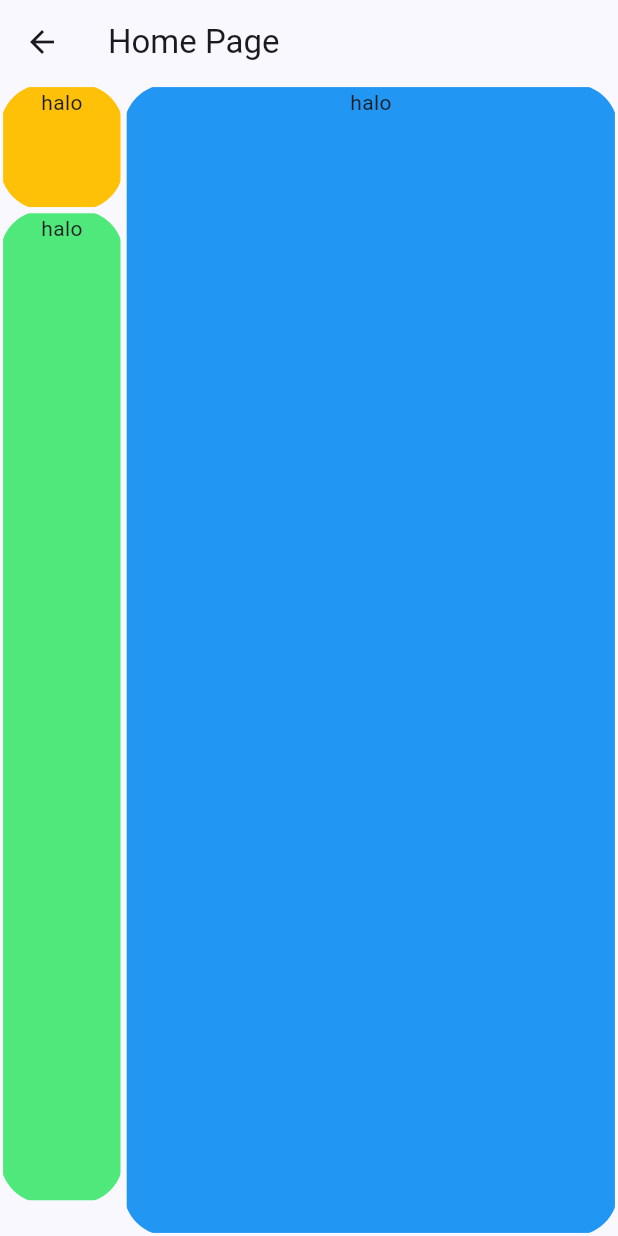
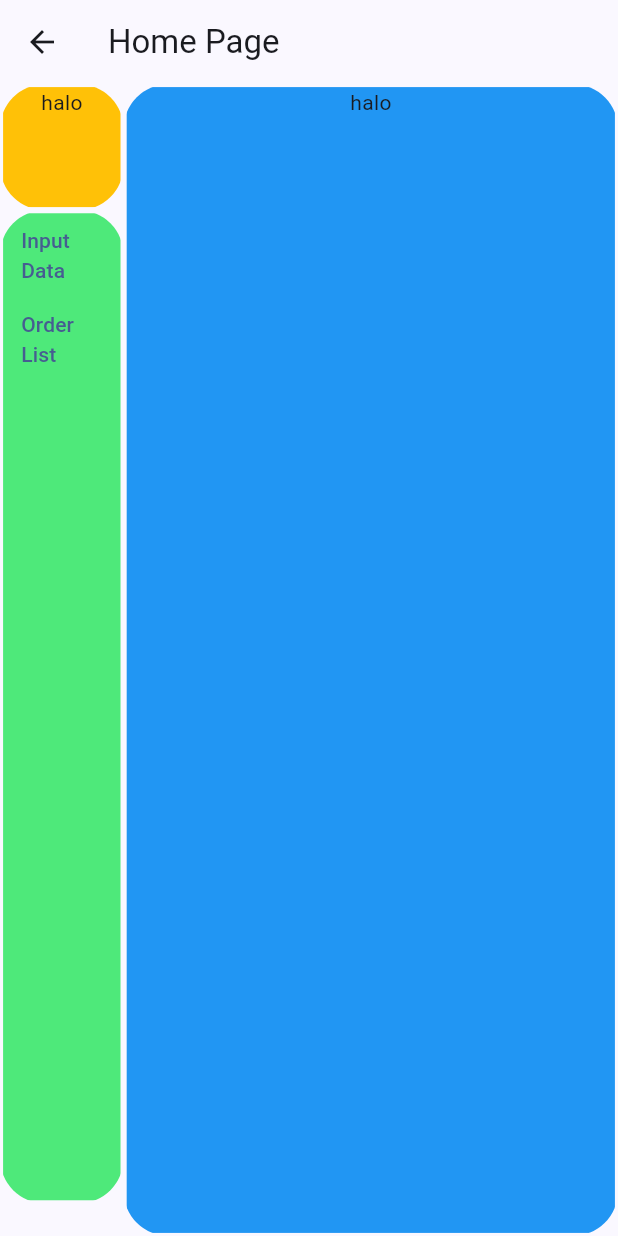
Before and after one commit to AlfianHanifFY/Flutter-Project, a Flutter app: the HomePage screen opened directly, on a phone screen of 412 x 824 dp. Run offline on Flutter 3.47's test engine with Material 3 defaults, Android fonts, the phone set to English and light mode, and no system bars; our stand-ins replace get.

Commit message:
update menu

```diff
--- a/lib/screen/homePage.dart
+++ b/lib/screen/homePage.dart
@@ -3,6 +3,9 @@
 import 'package:flutter/cupertino.dart';
 import 'package:flutter/material.dart';
 import 'package:flutter/widgets.dart';
+import 'package:flutter_app/screen/inputPage.dart';
+import 'package:flutter_app/screen/orderList.dart';
+import 'package:get/route_manager.dart';
 
 class HomePage extends StatefulWidget {
   const HomePage({super.key});
@@ -44,7 +47,20 @@ class _HomePageState extends State<HomePage> {
                   height: (MediaQuery.of(context).size.height - (56 + 80 + 30)),
                   color: Color.fromARGB(255, 78, 233, 122),
                   child: Column(
-                    children: [Text('halo')],
+                    children: [
+                      TextButton(
+                        onPressed: () {
+                          Get.to(InputData());
+                        },
+                        child: Text('Input Data'),
+                      ),
+                      TextButton(
+                        onPressed: () {
+                          Get.to(OrderList());
+                        },
+                        child: Text('Order List'),
+                      ),
+                    ],
                   ),
                 ),
               ),
```
Also changed, not shown: lib/screen/inputPage.dart (added, +19 -0 lines), lib/screen/orderList.dart (added, +19 -0 lines).
